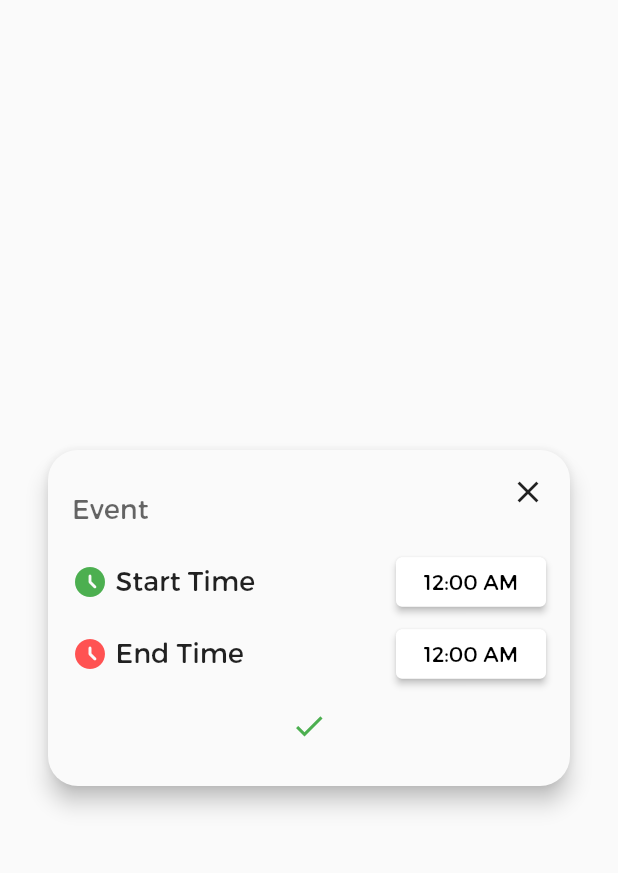
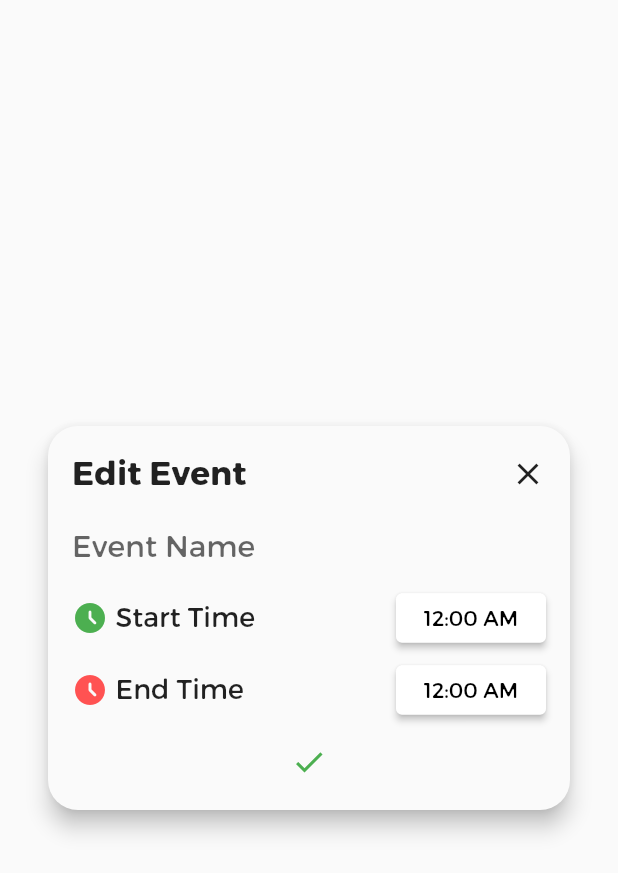
Before and after one commit to atedesch1/mebook, a Flutter app: the CalendarEventCard widget shown alone on an empty page, opened directly, on a phone screen of 412 x 824 dp. Shown: the top 873 px of the screen. Run offline on Flutter 3.47's test engine with Material 2 defaults, Android fonts, the phone set to English and light mode, and no system bars; our stand-ins replace cloud_firestore, device_preview, firebase_auth, firebase_core, flutter_dotenv, google_sign_in and 1 more; accounts and stored records are empty; network calls fail; project files that could hold a hidden picture were left out.

Commit message:
better layout for card

```diff
--- a/mobile/lib/widgets/calendar_event_card.dart
+++ b/mobile/lib/widgets/calendar_event_card.dart
@@ -44,31 +44,36 @@ class _CalendarEventCardState extends State<CalendarEventCard> {
                 RoundedRectangleBorder(borderRadius: BorderRadius.circular(20)),
             child: SingleChildScrollView(
               child: Padding(
-                padding: const EdgeInsets.all(16.0),
+                padding:
+                    const EdgeInsets.symmetric(horizontal: 16, vertical: 8),
                 child: Column(mainAxisSize: MainAxisSize.min, children: [
                   Row(
                     children: [
                       Expanded(
-                        child: TextField(
-                          style: TextStyle(
-                            fontSize: 18,
-                          ),
-                          decoration: InputDecoration(
-                            filled: false,
-                            contentPadding: EdgeInsets.all(0),
-                            hintText: 'Event',
-                          ),
-                          // controller: _contentController,
-                          // onSubmitted: (_) => _submitData(),
-                        ),
-                      ),
+                          child: Text(
+                        'Edit Event',
+                        style: TextStyle(
+                            fontSize: 22, fontWeight: FontWeight.bold),
+                      )),
                       IconButton(
-                        alignment: Alignment.topRight,
+                        alignment: Alignment.centerRight,
                         padding: EdgeInsets.all(0),
                         onPressed: () => Navigator.of(context).pop(),
                         icon: Icon(Icons.close),
                       ),
                     ],
+                  ),
+                  TextField(
+                    style: TextStyle(
+                      fontSize: 20,
+                    ),
+                    decoration: InputDecoration(
+                      filled: false,
+                      contentPadding: EdgeInsets.all(0),
+                      hintText: 'Event Name',
+                    ),
+                    // controller: _contentController,
+                    // onSubmitted: (_) => _submitData(),
                   ),
                   TimeRow(
                     iconColor: Colors.green,
```
